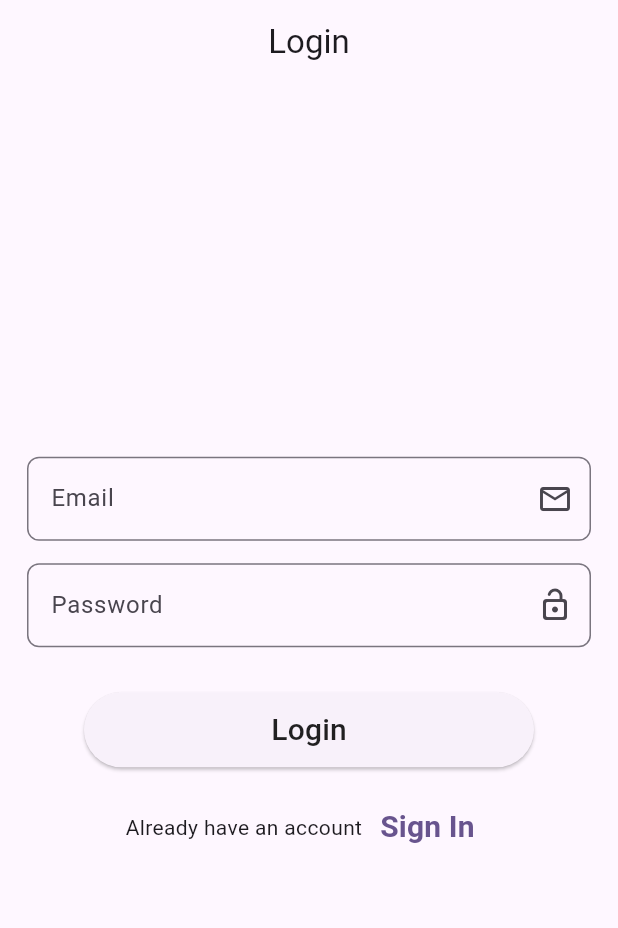
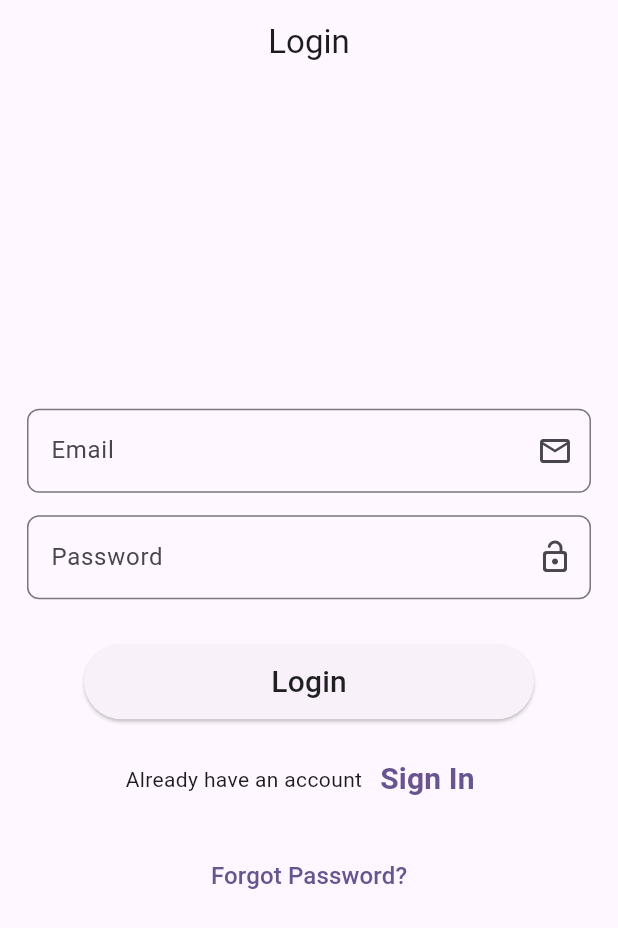
Before and after one commit to Sanket80/Firebase, a Flutter app: the screen it shows after launch, on a phone screen of 412 x 824 dp. Shown: the top 928 px of the screen. Run offline on Flutter 3.47's test engine with Material 3 defaults, Android fonts, the phone set to English and light mode, and no system bars; our stand-ins replace firebase_auth, firebase_core; accounts and stored records are empty.

Commit message:
Integerated Forgot Password

```diff
--- a/lib/loginpage.dart
+++ b/lib/loginpage.dart
@@ -3,6 +3,7 @@ import 'package:flutter/material.dart';
 import 'package:test8/signup.dart';
 import 'package:test8/uihelpher.dart';
 
+import 'forgotpassword.dart';
 import 'main.dart';
 
 class LoginPage extends StatefulWidget {
@@ -79,7 +80,25 @@ class _LoginPageState extends State<LoginPage> {
                   ),
                 ),
               ],
-            )
+            ),
+            SizedBox(
+              height: 16,
+            ),
+            Row(
+              mainAxisAlignment: MainAxisAlignment.center,
+              children: [
+                TextButton(
+                  onPressed: () {
+                    Navigator.push(context,
+                        MaterialPageRoute(builder: (context) => ForgotPassword()));
+                  },
+                  child: Text(
+                    "Forgot Password?",
+                    style: TextStyle(fontSize: 16,),
+                  ),
+                ),
+              ],
+            ),
           ],
         ));
   }
```
Also changed, not shown: lib/checkuser.dart (added, +28 -0 lines), lib/forgotpassword.dart (added, +50 -0 lines), lib/main.dart (+11 -4 lines).
